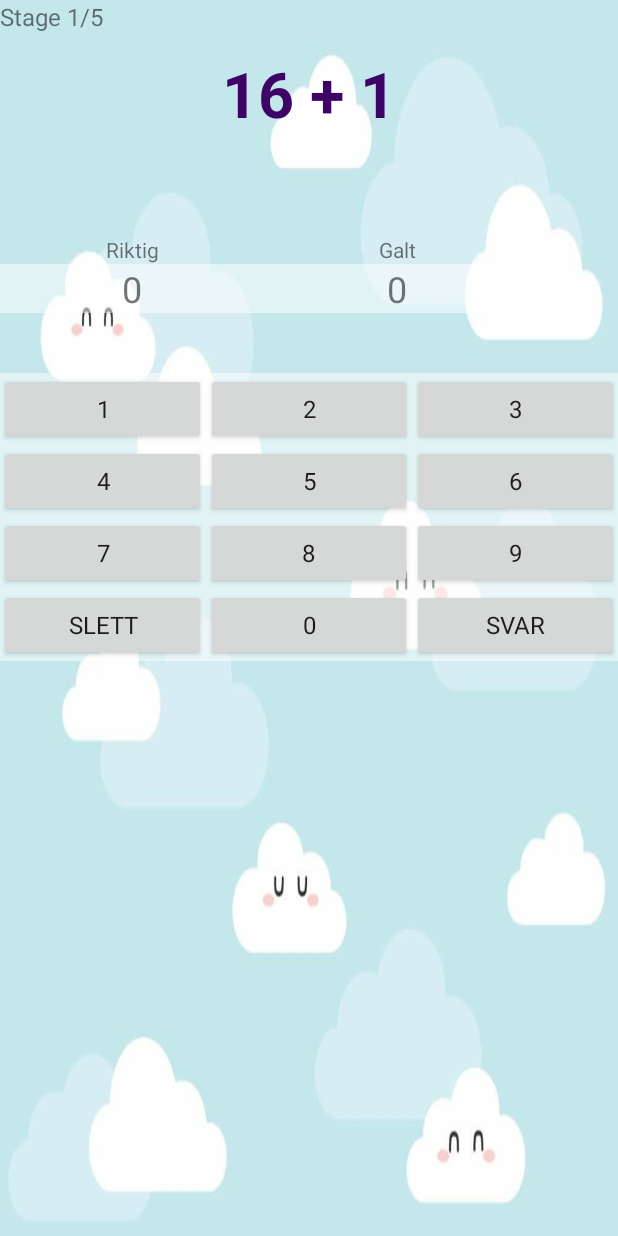
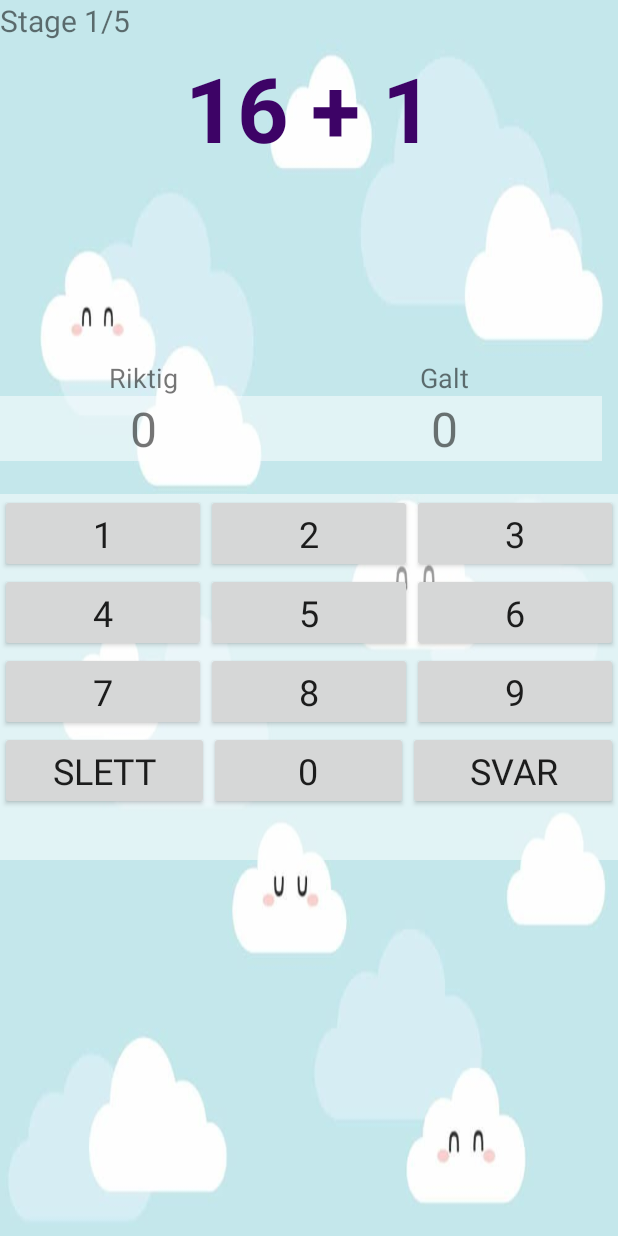
Before and after one commit to s315614/AppUtvikling-MathGame, an Android app: the Spill screen opened directly, with no data from a screen before it, on a phone screen of 412 x 824 dp. Run offline under Robolectric (Android 15) with nearby library versions, the phone set to English and light mode, and no system bars; Roboto replaces fonts that are not available here.

Commit message:
Fikset spilllayout,sletteknapp på statistikk og Dialogwrong og right layout

```diff
--- a/app/src/main/java/com/example/bas/livssyklus/Hoved.java
+++ b/app/src/main/java/com/example/bas/livssyklus/Hoved.java
@@ -23,8 +23,6 @@ public class Hoved extends AppCompatActivity {
 
         prefs = getSharedPreferences("Resultat",MODE_PRIVATE);
         language = prefs.getString("lan","");
-
-        Toast.makeText(this,language,Toast.LENGTH_LONG).show();
 
         Locale locale = new Locale(language);
         Locale.setDefault(locale);
--- a/app/src/main/java/com/example/bas/livssyklus/Resultat.java
+++ b/app/src/main/java/com/example/bas/livssyklus/Resultat.java
@@ -78,7 +78,7 @@ public class Resultat extends AppCompatActivity {
         final AlertDialog.Builder builder = new AlertDialog.Builder(this);
 
         String exit = getResources().getString(R.string.exit);
-        String exitTekst = getResources().getString(R.string.exit_tekst);
+        String exitTekst = getResources().getString(R.string.exit_tekst_result);
         String avslutt = getResources().getString(R.string.avslutt);
         String avbryt = getResources().getString(R.string.avbryt);
 
--- a/app/src/main/java/com/example/bas/livssyklus/Spill.java
+++ b/app/src/main/java/com/example/bas/livssyklus/Spill.java
@@ -43,8 +43,6 @@ public class Spill extends AppCompatActivity {
 
         prefs = getSharedPreferences("Resultat",MODE_PRIVATE);
         language = prefs.getString("lan","");
-
-        Toast.makeText(this,language,Toast.LENGTH_LONG).show();
 
         Locale locale = new Locale(language);
         Locale.setDefault(locale);
@@ -314,7 +312,6 @@ public class Spill extends AppCompatActivity {
         if(correctDialog !=null){
             correctDialog.dismiss();
         }
-
         if(wrongDialog !=null){
             wrongDialog.dismiss();
 
--- a/app/src/main/res/layout-land/activity_hoved.xml
+++ b/app/src/main/res/layout-land/activity_hoved.xml
@@ -4,7 +4,6 @@
     xmlns:tools="http://schemas.android.com/tools"
     android:layout_width="match_parent"
     android:layout_height="match_parent"
-    android:background="@android:color/holo_green_light"
     android:fitsSystemWindows="true"
     android:orientation="vertical">
 
@@ -17,7 +16,6 @@
         android:id="@+id/textView"
         android:layout_width="match_parent"
         android:layout_height="wrap_content"
-        android:background="@android:color/holo_green_light"
         android:fontFamily="@font/shojumaru"
         android:text="@string/mainLogo"
         android:textAlignment="center"
--- a/app/src/main/res/layout-land/activity_spill.xml
+++ b/app/src/main/res/layout-land/activity_spill.xml
@@ -10,7 +10,7 @@
 
     <LinearLayout
         android:layout_width="match_parent"
-        android:layout_height="wrap_content"
+        android:layout_height="137dp"
         android:layout_marginTop="5dp"
         android:orientation="horizontal">
 
@@ -24,12 +24,12 @@
                 android:layout_width="match_parent"
                 android:layout_height="wrap_content"
                 android:fontFamily="@font/special_elite"
-                android:textSize="16sp" />
+                android:textSize="17sp" />
 
             <TextView
                 android:id="@+id/outputTxt"
                 android:layout_width="match_parent"
-                android:layout_height="42dp"
+                android:layout_height="61dp"
                 android:layout_marginBottom="5dp"
                 android:background="@android:color/transparent"
                 android:fontFamily="@font/bungee_shade"
@@ -37,8 +37,12 @@
                 android:text="2x2"
                 android:textAlignment="center"
                 android:textColor="#3d0366"
-                android:textSize="42sp"
+                android:textSize="62sp"
                 android:textStyle="bold" />
+
+            <Space
+                android:layout_width="match_parent"
+                android:layout_height="10dp" />
 
             <TextView
                 android:id="@+id/inputTxt"
@@ -49,7 +53,7 @@
                 android:includeFontPadding="false"
                 android:maxLength="10"
                 android:textAlignment="center"
-                android:textSize="22sp" />
+                android:textSize="26sp" />
         </LinearLayout>
 
         <LinearLayout
@@ -71,7 +75,8 @@
                     android:layout_height="wrap_content"
                     android:fontFamily="@font/special_elite"
                     android:text="@string/riktig"
-                    android:textAlignment="center" />
+                    android:textAlignment="center"
+                    android:textSize="18sp" />
 
                 <TextView
                     android:id="@+id/riktigText"
@@ -81,7 +86,7 @@
                     android:fontFamily="@font/special_elite"
                     android:text="0"
                     android:textAlignment="center"
-                    android:textSize="24sp" />
+                    android:textSize="28sp" />
             </LinearLayout>
 
             <LinearLayout
@@ -96,7 +101,8 @@
                     android:layout_height="wrap_content"
                     android:fontFamily="@font/special_elite"
                     android:text="@string/galt"
-                    android:textAlignment="center" />
+                    android:textAlignment="center"
+                    android:textSize="18sp" />
 
                 <TextView
                     android:id="@+id/galtText"
@@ -106,7 +112,7 @@
                     android:fontFamily="@font/special_elite"
                     android:text="0"
                     android:textAlignment="center"
-                    android:textSize="24sp" />
+                    android:textSize="28sp" />
             </LinearLayout>
         </LinearLayout>
 
@@ -126,29 +132,29 @@
             <Button
                 android:id="@+id/button1"
                 android:layout_width="wrap_content"
-                android:layout_height="match_parent"
+                android:layout_height="wrap_content"
                 android:layout_weight="1"
                 android:fontFamily="@font/shojumaru"
                 android:text="1"
-                android:textSize="16sp" />
+                android:textSize="12sp" />
 
             <Button
                 android:id="@+id/button2"
                 android:layout_width="wrap_content"
-                android:layout_height="match_parent"
+                android:layout_height="wrap_content"
                 android:layout_weight="1"
                 android:fontFamily="@font/shojumaru"
                 android:text="2"
-                android:textSize="16sp" />
+                android:textSize="12sp" />
 
             <Button
                 android:id="@+id/button3"
                 android:layout_width="wrap_content"
-                android:layout_height="match_parent"
+                android:layout_height="wrap_content"
                 android:layout_weight="1"
                 android:fontFamily="@font/shojumaru"
                 android:text="3"
-                android:textSize="16sp" />
+                android:textSize="12sp" />
 
         </LinearLayout>
 
@@ -164,7 +170,7 @@
                 android:layout_weight="1"
                 android:fontFamily="@font/shojumaru"
                 android:text="4"
-                android:textSize="16sp" />
+                android:textSize="12sp" />
 
             <Button
                 android:id="@+id/button5"
@@ -173,7 +179,7 @@
                 android:layout_weight="1"
                 android:fontFamily="@font/shojumaru"
                 android:text="5"
-                android:textSize="16sp" />
+                android:textSize="12sp" />
 
             <Button
                 android:id="@+id/button6"
@@ -182,7 +188,7 @@
                 android:layout_weight="1"
                 android:fontFamily="@font/shojumaru"
                 android:text="6"
-                android:textSize="16sp" />
+                android:textSize="12sp" />
 
         </LinearLayout>
 
@@ -198,7 +204,7 @@
                 android:layout_weight="1"
                 android:fontFamily="@font/shojumaru"
                 android:text="7"
-                android:textSize="16sp" />
+                android:textSize="12sp" />
 
             <Button
                 android:id="@+id/button8"
@@ -207,7 +213,7 @@
                 android:layout_weight="1"
                 android:fontFamily="@font/shojumaru"
                 android:text="8"
-                android:textSize="16sp" />
+                android:textSize="12sp" />
 
             <Button
                 android:id="@+id/button9"
@@ -216,7 +222,7 @@
                 android:layout_weight="1"
                 android:fontFamily="@font/shojumaru"
                 android:text="9"
-                android:textSize="16sp" />
+                android:textSize="12sp" />
         </LinearLayout>
 
         <LinearLayout
@@ -231,7 +237,7 @@
                 android:layout_weight="1"
                 android:fontFamily="@font/shojumaru"
                 android:text="@string/buttonSlett"
-                android:textSize="16sp" />
+                android:textSize="12sp" />
 
             <Button
                 android:id="@+id/button0"
@@ -240,7 +246,7 @@
                 android:layout_weight="1"
                 android:fontFamily="@font/shojumaru"
                 android:text="0"
-                android:textSize="16sp" />
+                android:textSize="12sp" />
 
             <Button
                 android:id="@+id/buttonSvar"
@@ -249,7 +255,7 @@
                 android:layout_weight="1"
                 android:fontFamily="@font/shojumaru"
                 android:text="@string/buttonSvar"
-                android:textSize="16sp" />
+                android:textSize="12sp" />
         </LinearLayout>
 
     </LinearLayout>
--- a/app/src/main/res/layout/activity_hoved.xml
+++ b/app/src/main/res/layout/activity_hoved.xml
@@ -5,7 +5,6 @@
     android:id="@+id/relativeLayout"
     android:layout_width="match_parent"
     android:layout_height="match_parent"
-    android:background="@android:color/holo_green_light"
     android:fitsSystemWindows="true"
     android:orientation="vertical">
 
@@ -23,7 +22,6 @@
             android:id="@+id/textView"
             android:layout_width="match_parent"
             android:layout_height="37dp"
-            android:background="@android:color/holo_green_light"
             android:fontFamily="@font/shojumaru"
             android:text="@string/mainLogo"
             android:textAlignment="center"
--- a/app/src/main/res/layout/activity_spill.xml
+++ b/app/src/main/res/layout/activity_spill.xml
@@ -14,55 +14,58 @@
         android:layout_alignParentTop="true"
         android:orientation="vertical">
 
+        <LinearLayout
+            android:layout_width="match_parent"
+            android:layout_height="239dp"
+            android:orientation="vertical">
+
             <TextView
                 android:id="@+id/stageTxt"
                 android:layout_width="match_parent"
-            android:layout_height="wrap_content"
+                android:layout_height="31dp"
                 android:fontFamily="@font/special_elite"
-            android:textSize="16sp" />
+                android:textSize="20sp" />
 
             <Space
                 android:layout_width="match_parent"
-            android:layout_height="12dp" />
+                android:layout_height="wrap_content" />
 
             <TextView
                 android:id="@+id/outputTxt"
                 android:layout_width="match_parent"
-            android:layout_height="wrap_content"
+                android:layout_height="112dp"
                 android:background="@android:color/transparent"
                 android:fontFamily="@font/bungee_shade"
                 android:text="2x2"
                 android:textAlignment="center"
                 android:textColor="#3d0366"
-            android:textSize="42sp"
+                android:textSize="60sp"
                 android:textStyle="bold" />
 
             <Space
                 android:layout_width="match_parent"
-            android:layout_height="10dp" />
+                android:layout_height="30dp" />
 
             <TextView
                 android:id="@+id/inputTxt"
                 android:layout_width="match_parent"
-            android:layout_height="36dp"
+                android:layout_height="50dp"
                 android:background="@android:color/transparent"
                 android:fontFamily="@font/shojumaru"
                 android:maxLength="10"
                 android:textAlignment="center"
-            android:textSize="18sp" />
+                android:textSize="26sp" />
 
-        <Space
-            android:layout_width="match_parent"
-            android:layout_height="20dp" />
+        </LinearLayout>
 
         <LinearLayout
             android:layout_width="match_parent"
-            android:layout_height="92dp"
+            android:layout_height="90dp"
             android:orientation="horizontal">
 
             <LinearLayout
-                android:layout_width="176dp"
-                android:layout_height="66dp"
+                android:layout_width="191dp"
+                android:layout_height="75dp"
                 android:background="@android:color/transparent"
                 android:orientation="vertical">
 
@@ -73,7 +76,8 @@
                     android:layout_height="wrap_content"
                     android:fontFamily="@font/special_elite"
                     android:text="@string/riktig"
-                    android:textAlignment="center" />
+                    android:textAlignment="center"
+                    android:textSize="18sp" />
 
                 <TextView
                     android:id="@+id/riktigText"
@@ -83,12 +87,12 @@
                     android:fontFamily="@font/special_elite"
                     android:text="0"
                     android:textAlignment="center"
-                    android:textSize="24sp" />
+                    android:textSize="32sp" />
             </LinearLayout>
 
             <LinearLayout
-                android:layout_width="178dp"
-                android:layout_height="66dp"
+                android:layout_width="210dp"
+                android:layout_height="75dp"
                 android:background="@android:color/transparent"
                 android:orientation="vertical">
 
@@ -98,7 +102,8 @@
                     android:layout_height="wrap_content"
                     android:fontFamily="@font/special_elite"
                     android:text="@string/galt"
-                    android:textAlignment="center" />
+                    android:textAlignment="center"
+                    android:textSize="18sp" />
 
                 <TextView
                     android:id="@+id/galtText"
@@ -108,13 +113,13 @@
                     android:fontFamily="@font/special_elite"
                     android:text="0"
                     android:textAlignment="center"
-                    android:textSize="24sp" />
+                    android:textSize="32sp" />
             </LinearLayout>
         </LinearLayout>
 
         <LinearLayout
             android:layout_width="match_parent"
-            android:layout_height="wrap_content"
+            android:layout_height="244dp"
             android:background="@android:drawable/screen_background_light_transparent"
             android:orientation="vertical">
 
@@ -130,7 +135,7 @@
                     android:layout_weight="1"
                     android:fontFamily="@font/shojumaru"
                     android:text="1"
-                    android:textSize="16sp" />
+                    android:textSize="24sp" />
 
                 <Button
                     android:id="@+id/button2"
@@ -139,7 +144,7 @@
                     android:layout_weight="1"
                     android:fontFamily="@font/shojumaru"
                     android:text="2"
-                    android:textSize="16sp" />
+                    android:textSize="24sp" />
 
                 <Button
                     android:id="@+id/button3"
@@ -148,7 +153,7 @@
                     android:layout_weight="1"
                     android:fontFamily="@font/shojumaru"
                     android:text="3"
-                    android:textSize="16sp" />
+                    android:textSize="24sp" />
 
             </LinearLayout>
 
@@ -164,7 +169,7 @@
                     android:layout_weight="1"
                     android:fontFamily="@font/shojumaru"
                     android:text="4"
-                    android:textSize="16sp" />
+                    android:textSize="24sp" />
 
                 <Button
                     android:id="@+id/button5"
@@ -173,7 +178,7 @@
                     android:layout_weight="1"
                     android:fontFamily="@font/shojumaru"
                     android:text="5"
-                    android:textSize="16sp" />
+                    android:textSize="24sp" />
 
                 <Button
                     android:id="@+id/button6"
@@ -182,7 +187,7 @@
                     android:layout_weight="1"
                     android:fontFamily="@font/shojumaru"
                     android:text="6"
-                    android:textSize="16sp" />
+                    android:textSize="24sp" />
 
             </LinearLayout>
 
@@ -198,7 +203,7 @@
                     android:layout_weight="1"
                     android:fontFamily="@font/shojumaru"
                     android:text="7"
-                    android:textSize="16sp" />
+                    android:textSize="24sp" />
 
                 <Button
                     android:id="@+id/button8"
@@ -207,7 +212,7 @@
                     android:layout_weight="1"
                     android:fontFamily="@font/shojumaru"
                     android:text="8"
-                    android:textSize="16sp" />
+                    android:textSize="24sp" />
 
                 <Button
                     android:id="@+id/button9"
@@ -216,7 +221,7 @@
                     android:layout_weight="1"
                     android:fontFamily="@font/shojumaru"
                     android:text="9"
-                    android:textSize="16sp" />
+                    android:textSize="24sp" />
             </LinearLayout>
 
             <LinearLayout
@@ -226,12 +231,12 @@
 
                 <Button
                     android:id="@+id/buttonSlett"
-                    android:layout_width="wrap_content"
+                    android:layout_width="95dp"
                     android:layout_height="wrap_content"
                     android:layout_weight="1"
                     android:fontFamily="@font/shojumaru"
                     android:text="@string/buttonSlett"
-                    android:textSize="16sp" />
+                    android:textSize="24sp" />
 
                 <Button
                     android:id="@+id/button0"
@@ -240,16 +245,16 @@
                     android:layout_weight="1"
                     android:fontFamily="@font/shojumaru"
                     android:text="0"
-                    android:textSize="16sp" />
+                    android:textSize="24sp" />
 
                 <Button
                     android:id="@+id/buttonSvar"
-                    android:layout_width="wrap_content"
+                    android:layout_width="95dp"
                     android:layout_height="wrap_content"
                     android:layout_weight="1"
                     android:fontFamily="@font/shojumaru"
                     android:text="@string/buttonSvar"
-                    android:textSize="16sp" />
+                    android:textSize="24sp" />
             </LinearLayout>
 
         </LinearLayout>
--- a/app/src/main/res/values/colors.xml
+++ b/app/src/main/res/values/colors.xml
@@ -2,7 +2,7 @@
 <resources>
     <color name="colorPrimary">#3F51B5</color>
     <color name="colorPrimaryDark">#303F9F</color>
-    <color name="colorAccent">#ffffff</color>
+    <color name="colorAccent">#000000</color>
 
     <color name="colorInputTxt">#a8c9ff</color>
     <color name="colorBackground">#f2f7ff</color>
--- a/app/src/main/res/values/strings.xml
+++ b/app/src/main/res/values/strings.xml
@@ -15,7 +15,8 @@
     <string name="mediumKnapp">MEDIUM-10</string>
     <string name="hardKnapp">HARD-25</string>
     <string name="exit">Exit</string>
-    <string name="exit_tekst">Vil du gå ut av spillet?</string>
+    <string name="exit_tekst">Vil du gå ut av spillet? Svarene dine vil ikke bli lagret!</string>
+    <string name="exit_tekst_result">Vil du gå ut av spillet?</string>
     <string name="avslutt">Avslutt</string>
     <string name="avbryt">Avbryt</string>
     <string name="resultat">Resultat</string>
@@ -24,6 +25,8 @@
     <string name="norsk">Norsk</string>
     <string name="german">Tysk</string>
     <string name="language">Velg språk</string>
+    <string name="slettText">Slett historikk</string>
+
 
 
 </resources>
```
Also changed, not shown: app/src/main/java/com/example/bas/livssyklus/Statistikk.java (+23 -0 lines), app/src/main/res/layout-land/activity_resultat.xml (+5 -5 lines), app/src/main/res/layout-land/activity_statistikk.xml (+27 -2 lines), app/src/main/res/layout-land/dialog_correct.xml (+11 -8 lines), app/src/main/res/layout-land/dialog_wrong.xml (+13 -10 lines), app/src/main/res/layout/activity_statistikk.xml (+28 -1 lines), 1 other file. Lines whose indentation alone changed are shown as unchanged.
